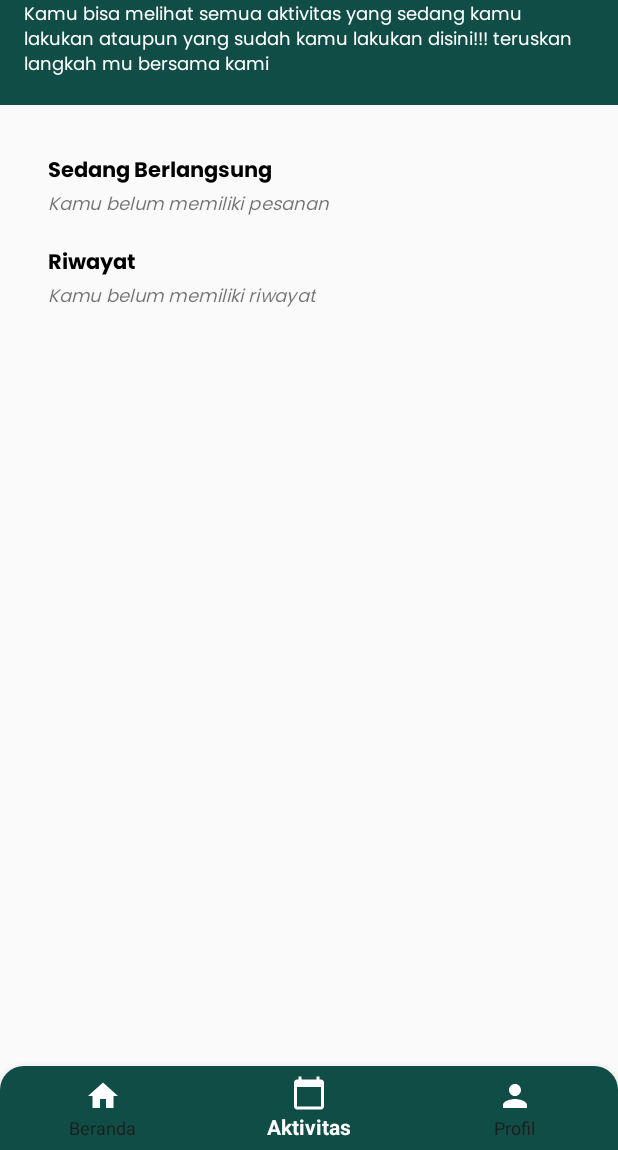
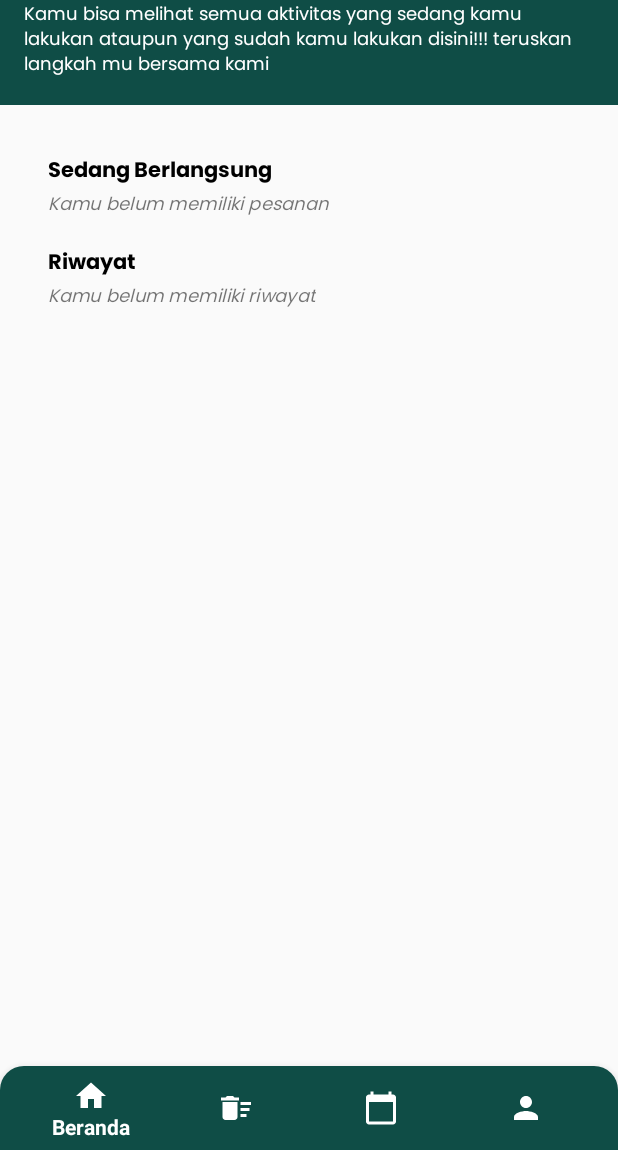
Before and after one commit to zihancahya30/Re-LIFE-APP, an Android app built with Jetpack Compose: the ActivityService screen opened directly, with no data from a screen before it, on a phone screen of 412 x 824 dp, the part 86-1236 px from its top. Run offline under Robolectric (Android 15) with nearby library versions, the phone set to English and light mode, and no system bars; our stand-ins replace Firebase (no records; nobody signed in at launch, a user with empty details on screens opened directly).

Commit message:
fix navbar

```diff
--- a/app/src/main/res/menu/bottom_navigation_menu_customer.xml
+++ b/app/src/main/res/menu/bottom_navigation_menu_customer.xml
@@ -1,20 +1,18 @@
-<?xml version="1.0" encoding="utf-8"?>
 <menu xmlns:android="http://schemas.android.com/apk/res/android">
-    <!-- Halaman Beranda -->
     <item
         android:id="@+id/nav_home"
         android:icon="@drawable/baseline_home_24"
-        android:title="Beranda" />
-
-    <!-- Halaman Aktivitas -->
+        android:title="Beranda"/>
     <item
-        android:id="@+id/nav_activity"
-        android:icon="@drawable/baseline_calendar_today_24"
-        android:title="Aktivitas" />
-
-    <!-- Halaman Profil -->
+        android:id="@+id/nav_relife"
+        android:icon="@drawable/baseline_delete_sweep_24"
+        android:title="RE-Life"/>
     <item
-        android:id="@+id/nav_profile"
+        android:id="@+id/nav_aktivitas"
+        android:icon="@drawable/baseline_calender_today_24"
+        android:title="Aktivitas"/>
+    <item
+        android:id="@+id/nav_profil"
         android:icon="@drawable/baseline_person_24"
-        android:title="Profil" />
+        android:title="Profil"/>
 </menu>
```
